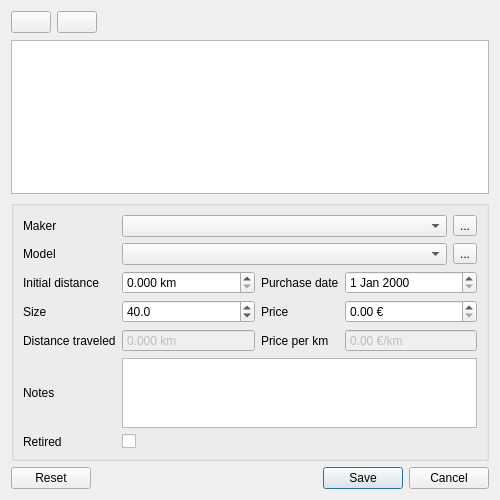
Qt form running/src/views/ui/shoeview.ui (electri/running) before a commit.
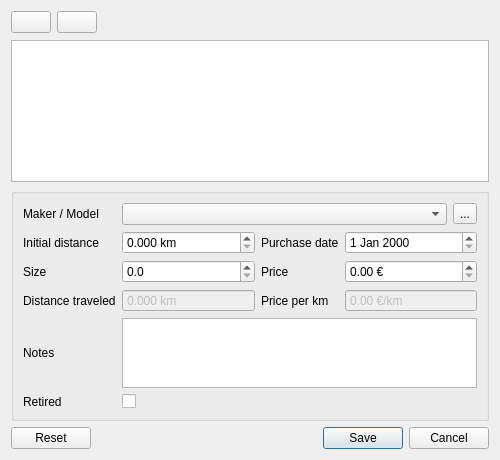
The same form after that commit. Icons and pictures are not drawn.

```diff
--- a/running/src/views/ui/shoeview.ui
+++ b/running/src/views/ui/shoeview.ui
@@ -10,7 +10,7 @@
     <x>0</x>
     <y>0</y>
     <width>500</width>
-    <height>500</height>
+    <height>460</height>
    </rect>
   </property>
   <property name="windowTitle">
@@ -87,41 +87,7 @@
       <string/>
      </property>
      <layout class="QGridLayout" name="gridLayout">
-      <item row="0" column="0">
-       <widget class="QLabel" name="label_4">
-        <property name="text">
-         <string>Maker</string>
-        </property>
-        <property name="buddy">
-         <cstring>shoeMakerComboBox</cstring>
-        </property>
-       </widget>
-      </item>
       <item row="0" column="1" colspan="3">
-       <layout class="QHBoxLayout" name="horizontalLayout_3">
-        <item>
-         <widget class="QComboBox" name="shoeMakerComboBox"/>
-        </item>
-        <item>
-         <widget class="QToolButton" name="shoeMakerToolButton">
-          <property name="text">
-           <string>...</string>
-          </property>
-         </widget>
-        </item>
-       </layout>
-      </item>
-      <item row="1" column="0">
-       <widget class="QLabel" name="label_5">
-        <property name="text">
-         <string>Model</string>
-        </property>
-        <property name="buddy">
-         <cstring>shoeModelComboBox</cstring>
-        </property>
-       </widget>
-      </item>
-      <item row="1" column="1" colspan="3">
        <layout class="QHBoxLayout" name="horizontalLayout_4">
         <item>
          <widget class="QComboBox" name="shoeModelComboBox"/>
@@ -135,7 +101,7 @@
         </item>
        </layout>
       </item>
-      <item row="2" column="0">
+      <item row="1" column="0">
        <widget class="QLabel" name="label_7">
         <property name="text">
          <string>Initial distance</string>
@@ -145,7 +111,7 @@
         </property>
        </widget>
       </item>
-      <item row="2" column="1">
+      <item row="1" column="1">
        <widget class="QDoubleSpinBox" name="initialDistanceDoubleSpinBox">
         <property name="sizePolicy">
          <sizepolicy hsizetype="Minimum" vsizetype="Fixed">
@@ -164,7 +130,7 @@
         </property>
        </widget>
       </item>
-      <item row="2" column="2">
+      <item row="1" column="2">
        <widget class="QLabel" name="label_8">
         <property name="text">
          <string>Purchase date</string>
@@ -174,7 +140,7 @@
         </property>
        </widget>
       </item>
-      <item row="2" column="3">
+      <item row="1" column="3">
        <widget class="QDateEdit" name="purchaseDateDateEdit">
         <property name="sizePolicy">
          <sizepolicy hsizetype="Minimum" vsizetype="Fixed">
@@ -184,7 +150,7 @@
         </property>
        </widget>
       </item>
-      <item row="3" column="0">
+      <item row="2" column="0">
        <widget class="QLabel" name="label_9">
         <property name="text">
          <string>Size</string>
@@ -194,11 +160,8 @@
         </property>
        </widget>
       </item>
-      <item row="3" column="1">
+      <item row="2" column="1">
        <widget class="QDoubleSpinBox" name="sizeDoubleSpinBox">
-        <property name="value">
-         <double>40.000000000000000</double>
-        </property>
         <property name="decimals">
          <number>1</number>
         </property>
@@ -213,7 +176,7 @@
         </property>
        </widget>
       </item>
-      <item row="3" column="2">
+      <item row="2" column="2">
        <widget class="QLabel" name="label_10">
         <property name="text">
          <string>Price</string>
@@ -223,7 +186,7 @@
         </property>
        </widget>
       </item>
-      <item row="3" column="3">
+      <item row="2" column="3">
        <widget class="QDoubleSpinBox" name="priceDoubleSpinBox">
         <property name="suffix">
          <string> €</string>
@@ -233,7 +196,7 @@
         </property>
        </widget>
       </item>
-      <item row="4" column="0">
+      <item row="3" column="0">
        <widget class="QLabel" name="label_11">
         <property name="text">
          <string>Distance traveled</string>
@@ -243,7 +206,7 @@
         </property>
        </widget>
       </item>
-      <item row="4" column="1">
+      <item row="3" column="1">
        <widget class="QDoubleSpinBox" name="distanceDoubleSpinBox">
         <property name="enabled">
          <bool>false</bool>
@@ -262,7 +225,7 @@
         </property>
        </widget>
       </item>
-      <item row="4" column="2">
+      <item row="3" column="2">
        <widget class="QLabel" name="label_12">
         <property name="text">
          <string>Price per km</string>
@@ -272,7 +235,7 @@
         </property>
        </widget>
       </item>
-      <item row="5" column="0">
+      <item row="4" column="0">
        <widget class="QLabel" name="label_6">
         <property name="text">
          <string>Notes</string>
@@ -282,10 +245,10 @@
         </property>
        </widget>
       </item>
-      <item row="5" column="1" colspan="3">
+      <item row="4" column="1" colspan="3">
        <widget class="QPlainTextEdit" name="notesPlainTextEdit"/>
       </item>
-      <item row="4" column="3">
+      <item row="3" column="3">
        <widget class="QDoubleSpinBox" name="pricePerDistanceDoubleSpinBox">
         <property name="enabled">
          <bool>false</bool>
@@ -301,20 +264,27 @@
         </property>
        </widget>
       </item>
-      <item row="6" column="0">
+      <item row="5" column="0">
        <widget class="QLabel" name="label_3">
         <property name="text">
          <string>Retired</string>
         </property>
        </widget>
       </item>
-      <item row="6" column="1">
+      <item row="5" column="1">
        <widget class="QCheckBox" name="retiredCheckBox">
         <property name="text">
          <string/>
         </property>
        </widget>
       </item>
+      <item row="0" column="0">
+       <widget class="QLabel" name="label_4">
+        <property name="text">
+         <string>Maker / Model</string>
+        </property>
+       </widget>
+      </item>
      </layout>
     </widget>
    </item>
```
Left out of the diff: 4 changed lines with no effect on the pictures.
